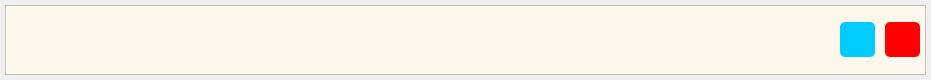
Before: the Qt Designer form menu/admin/customWidget/itemwidget.ui in Anmol-A-jain/Dyner, drawn with Qt 5.
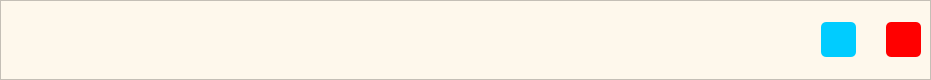
After: the same form once the commit is applied.

Patch:
```diff
--- a/menu/admin/customWidget/itemwidget.ui
+++ b/menu/admin/customWidget/itemwidget.ui
@@ -24,16 +24,16 @@
     <number>0</number>
    </property>
    <property name="leftMargin">
-    <number>5</number>
+    <number>0</number>
    </property>
    <property name="topMargin">
-    <number>5</number>
+    <number>0</number>
    </property>
    <property name="rightMargin">
-    <number>5</number>
+    <number>0</number>
    </property>
    <property name="bottomMargin">
-    <number>5</number>
+    <number>0</number>
    </property>
    <item>
     <widget class="QFrame" name="frame">
@@ -48,16 +48,16 @@
      </property>
      <layout class="QVBoxLayout" name="verticalLayout_2">
       <property name="spacing">
-       <number>0</number>
+       <number>6</number>
       </property>
       <property name="leftMargin">
-       <number>5</number>
+       <number>9</number>
       </property>
       <property name="topMargin">
        <number>0</number>
       </property>
       <property name="rightMargin">
-       <number>5</number>
+       <number>9</number>
       </property>
       <property name="bottomMargin">
        <number>0</number>
@@ -66,6 +66,12 @@
        <layout class="QHBoxLayout" name="horizontalLayout">
         <item>
          <widget class="QLabel" name="ItemId">
+          <property name="maximumSize">
+           <size>
+            <width>100</width>
+            <height>16777215</height>
+           </size>
+          </property>
           <property name="text">
            <string/>
           </property>
@@ -80,6 +86,12 @@
         </item>
         <item>
          <widget class="QLabel" name="Categoty">
+          <property name="maximumSize">
+           <size>
+            <width>250</width>
+            <height>16777215</height>
+           </size>
+          </property>
           <property name="text">
            <string/>
           </property>
@@ -87,12 +99,42 @@
         </item>
         <item>
          <widget class="QLabel" name="Price">
+          <property name="maximumSize">
+           <size>
+            <width>200</width>
+            <height>16777215</height>
+           </size>
+          </property>
           <property name="text">
            <string>&lt;html&gt;&lt;head/&gt;&lt;body&gt;&lt;p&gt;&lt;/p&gt;&lt;/body&gt;&lt;/html&gt;</string>
           </property>
          </widget>
         </item>
         <item>
+         <widget class="QFrame" name="horizontalFrame">
+          <property name="maximumSize">
+           <size>
+            <width>100</width>
+            <height>16777215</height>
+           </size>
+          </property>
+          <layout class="QHBoxLayout" name="horizontalLayout_2">
+           <property name="spacing">
+            <number>6</number>
+           </property>
+           <property name="leftMargin">
+            <number>0</number>
+           </property>
+           <property name="topMargin">
+            <number>0</number>
+           </property>
+           <property name="rightMargin">
+            <number>0</number>
+           </property>
+           <property name="bottomMargin">
+            <number>0</number>
+           </property>
+           <item>
          <widget class="QPushButton" name="editbtn">
           <property name="minimumSize">
            <size>
@@ -120,12 +162,9 @@
           <property name="orientation">
            <enum>Qt::Horizontal</enum>
           </property>
-          <property name="sizeType">
-           <enum>QSizePolicy::Fixed</enum>
-          </property>
           <property name="sizeHint" stdset="0">
            <size>
-            <width>10</width>
+               <width>40</width>
             <height>20</height>
            </size>
           </property>
@@ -152,6 +191,9 @@
           <property name="text">
            <string/>
           </property>
+            </widget>
+           </item>
+          </layout>
          </widget>
         </item>
        </layout>
```
Lines whose indentation alone changed are shown as unchanged.
